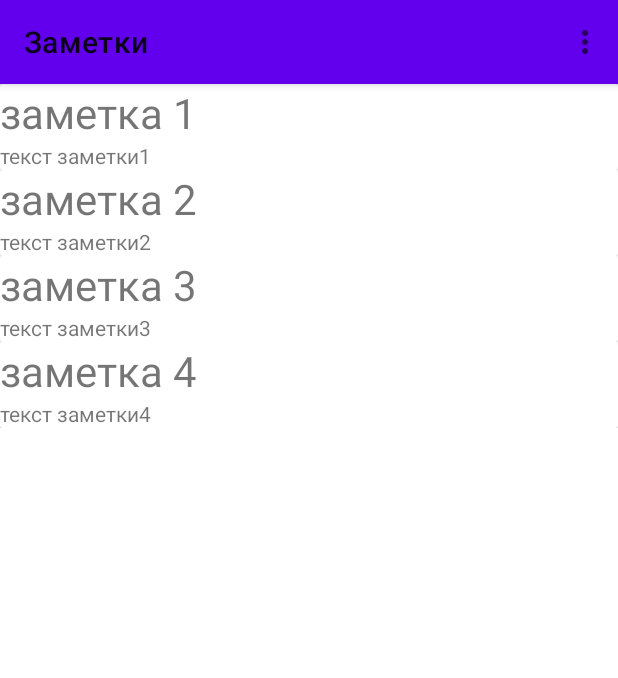
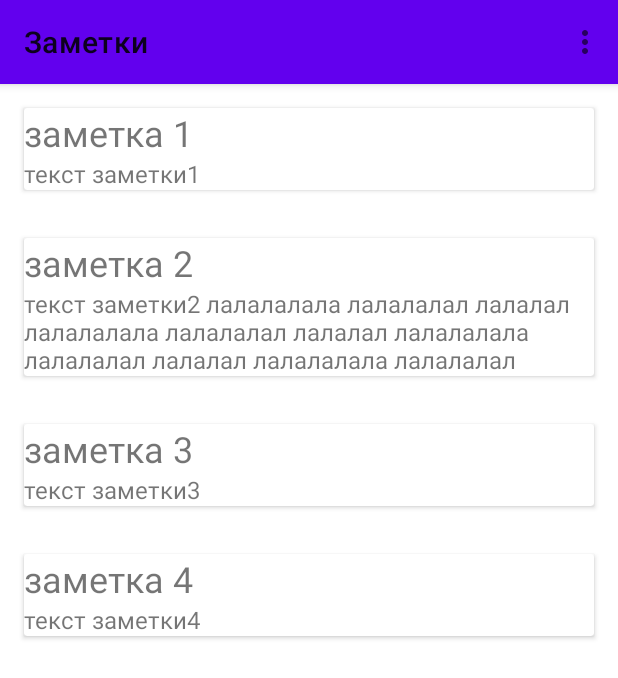
Before and after one commit to Madcat51/AppNotes, an Android app: the screen it shows after launch (ListActivity), on a phone screen of 412 x 824 dp. Shown: the top 678 px of the screen. Run offline under Robolectric (Android 15) with nearby library versions, the phone set to English and light mode, and no system bars.

Commit message:
перед сдачей ДЗ6

```diff
--- a/app/src/main/java/site/madcat/appnotes/UI/ListActivity.java
+++ b/app/src/main/java/site/madcat/appnotes/UI/ListActivity.java
@@ -15,6 +15,8 @@ import androidx.appcompat.widget.Toolbar;
 import androidx.recyclerview.widget.LinearLayoutManager;
 import androidx.recyclerview.widget.RecyclerView;
 
+import java.io.Serializable;
+
 import site.madcat.appnotes.R;
 import site.madcat.appnotes.domain.Note;
 import site.madcat.appnotes.domain.NoteRepoImpl;
@@ -24,7 +26,6 @@ public class ListActivity extends AppCompatActivity {
     private Toolbar toolbar;
     private RecyclerView recyclerView;
     private NotesAdapter adapter = new NotesAdapter();
-
     private NotesRepo repository;
 
 
@@ -33,7 +34,6 @@ public class ListActivity extends AppCompatActivity {
         super.onCreate(savedInstanceState);
         setContentView(R.layout.activity_list);
         initialsView();
-
     }
 
     @Override
@@ -67,7 +67,9 @@ public class ListActivity extends AppCompatActivity {
 
     private void openEditActivity(@Nullable Note item) {
         Intent editIntant = new Intent(this, EditActivity.class);
-        // editIntant.putExtra(, );
+        if (item != null) {
+            editIntant.putExtra(Note.class.getSimpleName(), (Serializable) item);
+        }
         startActivityForResult(editIntant, 1);
     }
 
@@ -76,19 +78,15 @@ public class ListActivity extends AppCompatActivity {
         recyclerView = findViewById(R.id.recycler_view);
         recyclerView.setLayoutManager(new LinearLayoutManager(this));
         recyclerView.setAdapter(adapter);
-
-        repository.addNote(new Note("заметка 1", "текст заметки1"));
-        repository.addNote(new Note("заметка 2", "текст заметки2"));
-        repository.addNote(new Note("заметка 3", "текст заметки3"));
-        repository.addNote(new Note("заметка 4", "текст заметки4"));
-
+        fillRecyclerView();
         adapter.setData(repository.getNotes());
         adapter.setOnItemClickListener(this::onItemClick);
     }
 
-private void onItemClick(Note item){
-    openEditActivity(item);
-}
+    private void onItemClick(Note item) {
+        openEditActivity(item);
+    }
+
     private void initToolbar() {
         toolbar = findViewById(R.id.toolbar);
         setSupportActionBar(toolbar);
@@ -99,4 +97,22 @@ private void onItemClick(Note item){
         initRecyclerView();
     }
 
+    @Override
+    protected void onActivityResult(int requestCode, int resultCode, Intent data) {
+        super.onActivityResult(requestCode, resultCode, data);
+        if (resultCode == -1) {
+            Note note = (Note) data.getSerializableExtra(Note.class.getSimpleName());
+            repository.addNote(new Note(note.getTitle(), note.getNoteBody()));
+            adapter.setData(repository.getNotes());
+        }
+    }
+
+    private void fillRecyclerView() {
+        repository.addNote(new Note("заметка 1", "текст заметки1"));
+        repository.addNote(new Note("заметка 2", "текст заметки2 лалалалала лалалалал лалалал лалалалала лалалалал лалалал лалалалала лалалалал лалалал лалалалала лалалалал лалалал лалалалала лалалалал лалалал"));
+        repository.addNote(new Note("заметка 3", "текст заметки3"));
+        repository.addNote(new Note("заметка 4", "текст заметки4"));
+    }
+
+
 }
--- a/app/src/main/java/site/madcat/appnotes/domain/Note.java
+++ b/app/src/main/java/site/madcat/appnotes/domain/Note.java
@@ -1,27 +1,32 @@
 package site.madcat.appnotes.domain;
 
-public class Note {
+import java.io.Serializable;
+
+public class Note implements Serializable {
     private int id;
     private String title;
     private String noteBody;
 
-    public Note( String title, String noteBody) {
-
+    public Note(String title, String noteBody) {
+        this.id = id;
         this.title = title;
         this.noteBody = noteBody;
 
     }
 
 
-    public String getTitle() {return title;}
-    public String getNoteBody() {return noteBody;}
+    public String getTitle() {
+        return title;
+    }
+
+    public String getNoteBody() {
+        return noteBody;
+    }
 
 
     public void setTitle(String title) {
         this.title = title;
     }
-
-
 
 
     public void setNoteBody(String noteBody) {
--- a/app/src/main/res/layout/item_note.xml
+++ b/app/src/main/res/layout/item_note.xml
@@ -1,39 +1,33 @@
 <?xml version="1.0" encoding="utf-8"?>
 <FrameLayout xmlns:android="http://schemas.android.com/apk/res/android"
-
     xmlns:app="http://schemas.android.com/apk/res-auto"
     android:layout_width="match_parent"
     android:layout_height="wrap_content">
-
     <androidx.cardview.widget.CardView
-        android:padding="16dp"
         android:layout_width="match_parent"
-        android:layout_height="wrap_content">
-
+        android:layout_height="wrap_content"
+        android:layout_margin="@dimen/margin_view"
+        android:background="?attr/selectableItemBackground"
+        android:focusable="auto"
+        android:padding="@dimen/padding_view">
         <LinearLayout
-
             android:layout_width="match_parent"
             android:layout_height="wrap_content"
             android:background="?attr/selectableItemBackground"
-            android:clickable="true"
             android:focusable="auto"
             android:orientation="vertical">
-
             <TextView
                 android:id="@+id/title_text_view"
                 android:layout_width="match_parent"
                 android:layout_height="wrap_content"
-                android:maxLines="1"
-                android:textSize="28sp" />
-
+                android:maxLines="@integer/count_line_title_view"
+                android:textSize="@dimen/font_title_size" />
             <TextView
                 android:id="@+id/detail_text_view"
                 android:layout_width="wrap_content"
                 android:layout_height="wrap_content"
-                android:maxLines="2"
-                android:textSize="14sp" />
-
-
+                android:maxLines="@integer/count_line_body_view"
+                android:textSize="@dimen/font_view_size" />
         </LinearLayout>
     </androidx.cardview.widget.CardView>
 </FrameLayout>
--- /dev/null
+++ b/app/src/main/res/values/dimens.xml
@@ -0,0 +1,8 @@
+<?xml version="1.0" encoding="utf-8"?>
+<resources>
+    <dimen name="padding_view">16dp</dimen>
+    <dimen name="margin_view">16dp</dimen>
+    <dimen name="font_title_size">24sp</dimen>
+    <dimen name="font_view_size">16sp</dimen>
+
+</resources>
--- /dev/null
+++ b/app/src/main/res/values/integers.xml
@@ -0,0 +1,5 @@
+<?xml version="1.0" encoding="utf-8"?>
+<resources>
+    <integer name="count_line_title_view">1</integer>
+    <integer name="count_line_body_view">3</integer>
+</resources>
--- a/app/src/main/res/values/strings.xml
+++ b/app/src/main/res/values/strings.xml
@@ -1,4 +1,5 @@
 <resources>
     <string name="app_name">Заметки</string>
     <string name="add_note_title">Создать заметку</string>
+    <string name="save_button_text">Сохранить</string>
 </resources>
```
Also changed, not shown: app/src/main/java/site/madcat/appnotes/UI/EditActivity.java (+34 -11 lines), app/src/main/res/layout/activity_edit.xml (+2 -5 lines), app/src/main/res/layout/activity_list.xml (+0 -14 lines).
